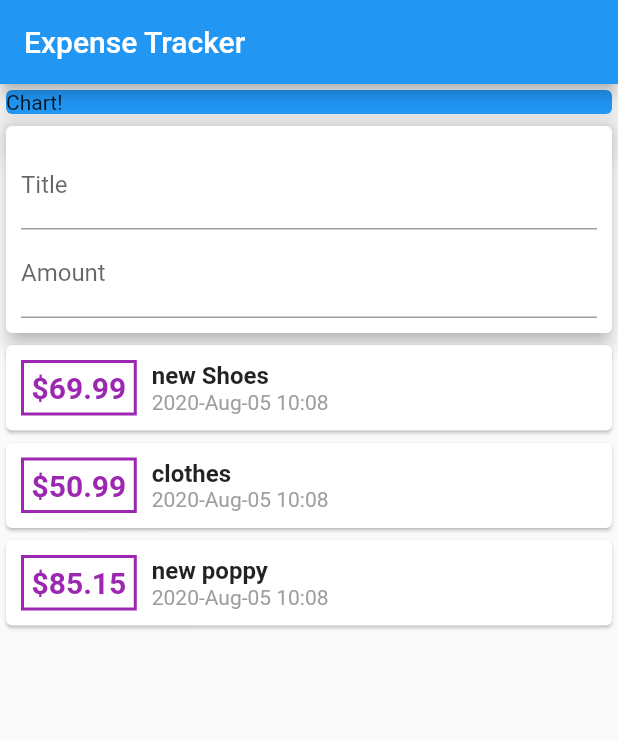
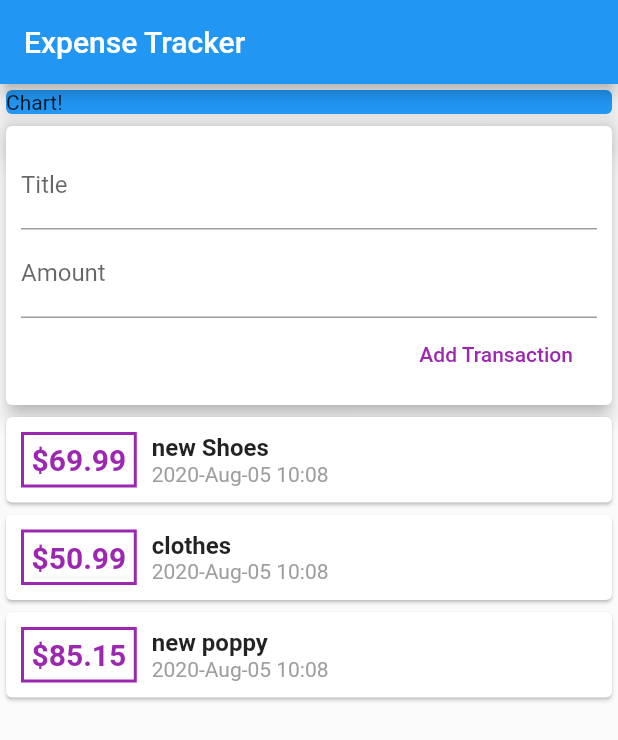
Before and after one commit to Shripardhi01/flutterApp, a Flutter app: the screen it shows after launch, on a phone screen of 412 x 824 dp. Shown: the top 740 px of the screen. Run offline on Flutter 3.47's test engine with Material 2 defaults, Android fonts, the phone set to English and light mode, and no system bars.

Commit message:
spliited widget and added vertical scroll

```diff
--- a/Expencer/lib/main.dart
+++ b/Expencer/lib/main.dart
@@ -1,7 +1,8 @@
 import 'package:flutter/material.dart';
-import 'package:flutter/src/widgets/container.dart';
-import 'package:intl/intl.dart';
-import './transaction.dart';
+
+import './widgets/new_transaction.dart';
+import './widgets/transaction_list.dart';
+import './widgets/user_transaction.dart';
 
 void main() {
   runApp(MyApp());
@@ -10,7 +11,6 @@ void main() {
 class MyApp extends StatelessWidget {
   // This widget is the root of your application.
   static const String _title = 'Expense Tracker';
-
   @override
   Widget build(BuildContext context) {
     return MaterialApp(
@@ -19,38 +19,8 @@ class MyApp extends StatelessWidget {
         appBar: AppBar(
           title: const Text(_title),
         ),
-        body: MyHomePage(),
-      ),
-    );
-  }
-}
-
-class MyHomePage extends StatelessWidget {
-  MyHomePage({Key key}) : super(key: key);
-  final List<Transaction> transactions = [
-    Transaction(
-      id: 't1',
-      title: 'new Shoes',
-      amount: 69.99,
-      date: DateTime.now(),
-    ),
-    Transaction(
-      id: 't2',
-      title: 'clothes',
-      amount: 50.99,
-      date: DateTime.now(),
-    ),
-    Transaction(
-      id: 't3',
-      title: 'new poppy',
-      amount: 85.15,
-      date: DateTime.now(),
-    ),
-  ];
-
-  @override
-  Widget build(BuildContext context) {
-    return Column(
+        body: SingleChildScrollView(
+          child: Column(
             // mainAxisAlignment: MainAxisAlignment.start,
             crossAxisAlignment: CrossAxisAlignment.stretch,
             children: [
@@ -62,74 +32,11 @@ class MyHomePage extends StatelessWidget {
                   elevation: 10,
                 ),
               ),
-        Card(
-          elevation: 5,
-          child: Container(
-            padding: EdgeInsets.all(10),
-            child: Column(
-              children: [
-                TextField(
-                  decoration: InputDecoration(labelText: 'Title'),
-                ),
-                TextField(
-                  decoration: InputDecoration(labelText: 'Amount'),
-                ),
+              UserTransactions(),
             ],
           ),
         ),
       ),
-        Column(
-          children: transactions.map((tx) {
-            return Card(
-              child: Row(
-                children: [
-                  Container(
-                    margin: EdgeInsets.symmetric(
-                      vertical: 10,
-                      horizontal: 10,
-                    ),
-                    decoration: BoxDecoration(
-                      border: Border.all(
-                        color: Colors.purple,
-                        width: 2,
-                      ),
-                    ),
-                    padding: EdgeInsets.all(5),
-                    child: Text(
-                      '\$${tx.amount}', // '\$ ' + tx.amount.toString(),
-                      style: TextStyle(
-                        fontWeight: FontWeight.bold,
-                        fontSize: 20,
-                        color: Colors.purple,
-                      ),
-                    ),
-                  ),
-                  Column(
-                    crossAxisAlignment: CrossAxisAlignment.start,
-                    children: [
-                      Text(
-                        tx.title,
-                        style: TextStyle(
-                          fontSize: 16,
-                          fontWeight: FontWeight.bold,
-                        ),
-                      ),
-                      Text(
-                        DateFormat('yyyy-MMM-dd HH:MM').format(tx.date),
-                        // tx.date.toString(),
-                        style: TextStyle(
-                          fontSize: 14,
-                          color: Colors.grey,
-                        ),
-                      ),
-                    ],
-                  ),
-                ],
-              ),
-            );
-          }).toList(),
-        ),
-      ],
     );
   }
 }
--- a/Expencer/lib/transaction.dart
+++ b/Expencer/lib/models/transaction.dart
@@ -1,4 +1,4 @@
-import 'package:flutter/cupertino.dart';
+import 'package:flutter/material.dart';
 
 class Transaction {
   final String id;
--- /dev/null
+++ b/Expencer/lib/widgets/new_transaction.dart
@@ -0,0 +1,50 @@
+import 'package:flutter/material.dart';
+
+class NewTransaction extends StatelessWidget {
+  final titleController = TextEditingController();
+  final amountController = TextEditingController();
+  final Function addTx;
+
+  NewTransaction(this.addTx);
+
+  @override
+  Widget build(BuildContext context) {
+    return Card(
+      elevation: 5,
+      child: Container(
+        padding: EdgeInsets.all(10),
+        child: Column(
+          crossAxisAlignment: CrossAxisAlignment.end,
+          children: [
+            TextField(
+              decoration: InputDecoration(labelText: 'Title'),
+              controller: titleController,
+              // onChanged: (val) {
+              //   titleInput = val;
+              // },
+            ),
+            TextField(
+              decoration: InputDecoration(labelText: 'Amount'),
+              controller: amountController,
+              // onChanged: (val) {
+              //   amountInput = val;
+              // },
+            ),
+            FlatButton(
+              child: Text('Add Transaction'),
+              textColor: Colors.purple,
+              onPressed: () {
+                addTx(
+                  titleController.text,
+                  double.parse(amountController.text),
+                );
+                // print(titleController.text);
+                // print(amountInput);
+              },
+            ),
+          ],
+        ),
+      ),
+    );
+  }
+}
--- /dev/null
+++ b/Expencer/lib/widgets/transaction_list.dart
@@ -0,0 +1,65 @@
+import 'package:flutter/material.dart';
+import 'package:intl/intl.dart';
+
+import '../models/transaction.dart';
+
+class TransactionList extends StatelessWidget {
+  final List<Transaction> transactions;
+
+  TransactionList(this.transactions);
+
+  @override
+  Widget build(BuildContext context) {
+    return Column(
+      children: transactions.map((tx) {
+        return Card(
+          child: Row(
+            children: [
+              Container(
+                margin: EdgeInsets.symmetric(
+                  vertical: 10,
+                  horizontal: 10,
+                ),
+                decoration: BoxDecoration(
+                  border: Border.all(
+                    color: Colors.purple,
+                    width: 2,
+                  ),
+                ),
+                padding: EdgeInsets.all(5),
+                child: Text(
+                  '\$${tx.amount}', // '\$ ' + tx.amount.toString(),
+                  style: TextStyle(
+                    fontWeight: FontWeight.bold,
+                    fontSize: 20,
+                    color: Colors.purple,
+                  ),
+                ),
+              ),
+              Column(
+                crossAxisAlignment: CrossAxisAlignment.start,
+                children: [
+                  Text(
+                    tx.title,
+                    style: TextStyle(
+                      fontSize: 16,
+                      fontWeight: FontWeight.bold,
+                    ),
+                  ),
+                  Text(
+                    DateFormat('yyyy-MMM-dd HH:MM').format(tx.date),
+                    // tx.date.toString(),
+                    style: TextStyle(
+                      fontSize: 14,
+                      color: Colors.grey,
+                    ),
+                  ),
+                ],
+              ),
+            ],
+          ),
+        );
+      }).toList(),
+    );
+  }
+}
--- /dev/null
+++ b/Expencer/lib/widgets/user_transaction.dart
@@ -0,0 +1,55 @@
+import 'package:flutter/material.dart';
+import './new_transaction.dart';
+import './transaction_list.dart';
+import '../models/transaction.dart';
+
+class UserTransactions extends StatefulWidget {
+  @override
+  _UserTransactionsState createState() => _UserTransactionsState();
+}
+
+class _UserTransactionsState extends State<UserTransactions> {
+  final List<Transaction> _userTransactions = [
+    Transaction(
+      id: 't1',
+      title: 'new Shoes',
+      amount: 69.99,
+      date: DateTime.now(),
+    ),
+    Transaction(
+      id: 't2',
+      title: 'clothes',
+      amount: 50.99,
+      date: DateTime.now(),
+    ),
+    Transaction(
+      id: 't3',
+      title: 'new poppy',
+      amount: 85.15,
+      date: DateTime.now(),
+    ),
+  ];
+
+  void _addNewTransaction(String txTitle, double txAmount) {
+    final newTx = Transaction(
+      title: txTitle,
+      amount: txAmount,
+      date: DateTime.now(),
+      id: DateTime.now().toString(),
+    );
+
+    setState(() {
+      _userTransactions.add(newTx);
+    });
+  }
+
+  @override
+  Widget build(BuildContext context) {
+    return Column(
+      children: <Widget>[
+        NewTransaction(_addNewTransaction),
+        TransactionList(_userTransactions),
+      ],
+    );
+  }
+}
```
Also changed, not shown: Expencer/pubspec.lock. Lines whose indentation alone changed are shown as unchanged.
